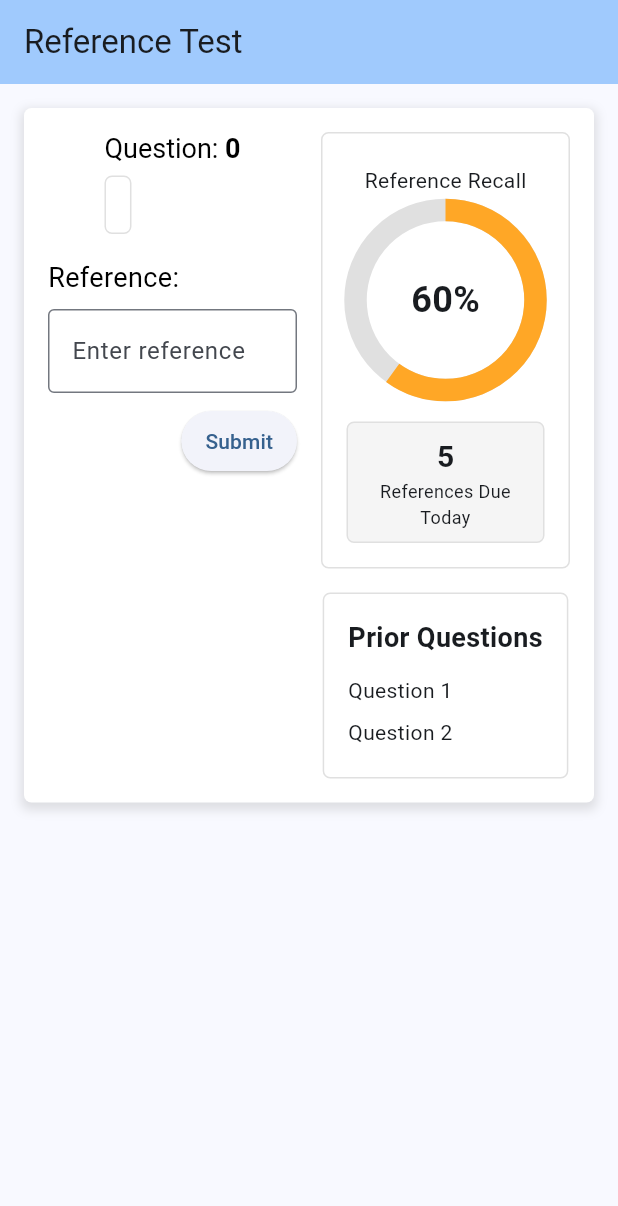
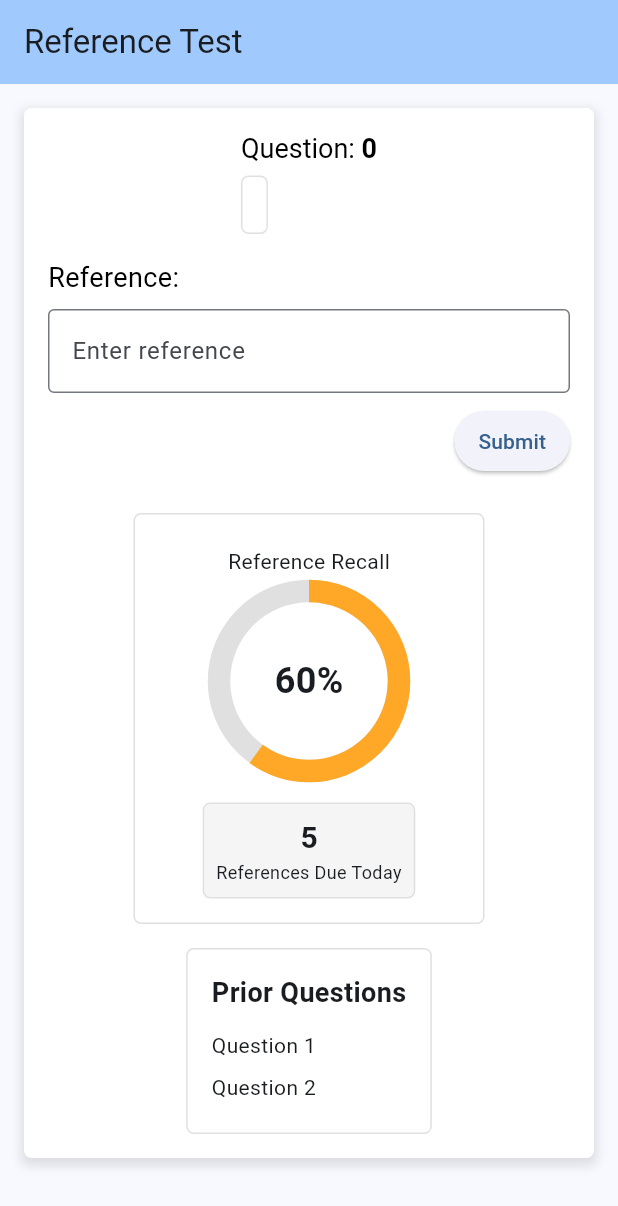
Before and after one commit to neiljaywarner/erbtoflutter, a Flutter app: the screen it shows after launch, on a phone screen of 412 x 824 dp. Shown: the top 1206 px of the screen. Run offline on Flutter 3.47's test engine with Material 3 defaults, Android fonts, the light colour scheme and no system bars.

Commit message:
Refactor: Implement responsive layout for small screens (from the firebender/claude prompt "make it a responsive layout so that when the screen is the width of a mobile device then gauge is on the bottom" and Gemini for most of the commit message) This commit introduces a responsive layout that adapts the UI based on screen width. - Added `isSmallScreen` boolean to check if the screen width is less than 600. - Refactored the main content into `_buildQuestionSection` and `_buildStatsAndHistorySection` widgets. - Implemented a conditional layout that displays these sections in a `Column` for small screens and a `Row` for larger screens. -----

```diff
--- a/lib/main.dart
+++ b/lib/main.dart
@@ -76,6 +76,8 @@ class _RefTestScreenState extends State<RefTestScreen> {
 
   @override
   Widget build(BuildContext context) {
+    final bool isSmallScreen = MediaQuery.of(context).size.width < 600;
+
     return Scaffold(
       appBar: AppBar(
         title: Text(pageTitle),
@@ -97,13 +99,29 @@ class _RefTestScreenState extends State<RefTestScreen> {
             ],
           ),
           margin: const EdgeInsets.all(16.0),
-          child: Column(
-            children: <Widget>[
-              Row(
+          child: isSmallScreen
+              ? Column(
+                  children: [
+                    _buildQuestionSection(),
+                    const SizedBox(height: 24.0),
+                    _buildStatsAndHistorySection(),
+                  ],
+                )
+              : Row(
                   crossAxisAlignment: CrossAxisAlignment.start,
                   children: <Widget>[
-                  Expanded(
-                    child: Column(
+                    Expanded(child: _buildQuestionSection()),
+                    const SizedBox(width: 16.0),
+                    Expanded(child: _buildStatsAndHistorySection()),
+                  ],
+                ),
+        ),
+      ),
+    );
+  }
+
+  Widget _buildQuestionSection() {
+    return Column(
       children: <Widget>[
         Container(
           margin: const EdgeInsets.only(bottom: 16.0),
@@ -243,11 +261,11 @@ class _RefTestScreenState extends State<RefTestScreen> {
           ],
         ),
       ],
-                    ),
-                  ),
-                  const SizedBox(width: 16.0),
-                  Expanded(
-                    child: Column(
+    );
+  }
+
+  Widget _buildStatsAndHistorySection() {
+    return Column(
       children: <Widget>[
         Container(
           padding: const EdgeInsets.all(16.0),
@@ -257,7 +275,7 @@ class _RefTestScreenState extends State<RefTestScreen> {
           ),
           child: Column(
             children: <Widget>[
-                              Container(
+              SizedBox(
                 width: 200,
                 height: 160,
                 child: _buildGauge(),
@@ -316,14 +334,6 @@ class _RefTestScreenState extends State<RefTestScreen> {
           ),
         ),
       ],
-                    ),
-                  ),
-                ],
-              ),
-            ],
-          ),
-        ),
-      ),
     );
   }
 
```
Lines whose indentation alone changed are shown as unchanged.
